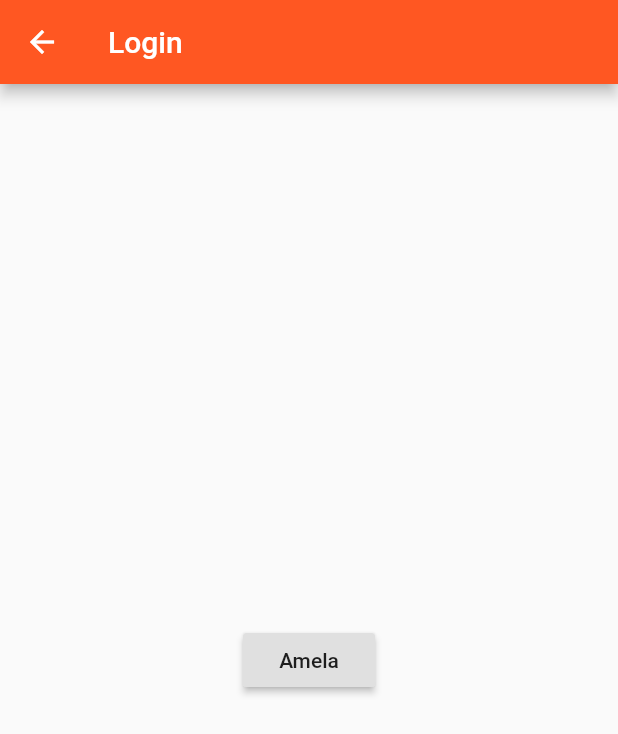
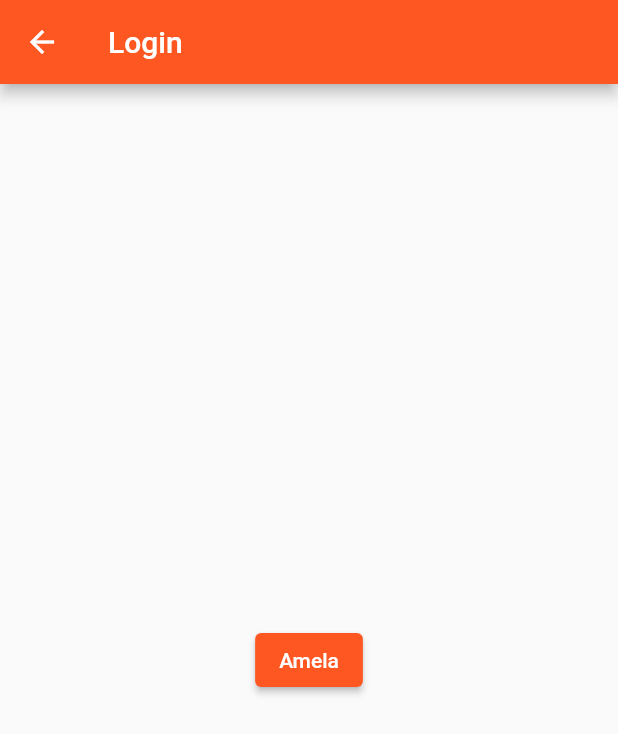
Before and after one commit to bodrulamin/iscacentral, a Flutter app: the LoginPage screen opened by its route, on a phone screen of 412 x 824 dp. Shown: the top 734 px of the screen. Run offline on Flutter 3.47's test engine with Material 2 defaults, Android fonts, the phone set to English and light mode, and no system bars; our stand-ins replace cloud_firestore, firebase_core, font_awesome_flutter; missing offline and left inert: expansion_card; accounts and stored records are empty.

Commit message:
fixed persing

```diff
--- a/lib/model/session.dart
+++ b/lib/model/session.dart
@@ -24,12 +24,12 @@ class Session {
 
   Session.fromJson(Map<String, dynamic> json)
   {
-    var y = json["year"];
+    year = json["year"];
     var al = json["amelaList"] as List<dynamic>;
     var sl = json["shuraList"] as List<dynamic>;
 
     List<Person> amlist = al.map((person) => Person.fromJson(person)).toList();
-    List<Person> shlist = al.map((person) => Person.fromJson(person)).toList();
+    List<Person> shlist = sl.map((person) => Person.fromJson(person)).toList();
 
 
   amelaList = amlist;
--- a/lib/screens/amela.dart
+++ b/lib/screens/amela.dart
@@ -35,6 +35,7 @@ class GetUserName extends StatelessWidget {
       future: iscacentralapp.doc(documentId).get(),
       builder:
           (BuildContext context, AsyncSnapshot<DocumentSnapshot> snapshot) {
+        if (snapshot.hasData) {
           if (snapshot.hasError) {
             return Text("Something went wrong");
           }
@@ -56,6 +57,9 @@ class GetUserName extends StatelessWidget {
           }
 
           return Text("loading");
+        } else {
+          return Text("Document not exists");
+        }
       },
     );
   }
--- a/lib/screens/loginPage.dart
+++ b/lib/screens/loginPage.dart
@@ -11,7 +11,7 @@ class LoginPage extends StatelessWidget {
           mainAxisAlignment: MainAxisAlignment.center,
           children: [
 
-            RaisedButton(
+            ElevatedButton(
                 child: Text("Amela"),
                 onPressed: (){
               Navigator.pushNamedAndRemoveUntil(context, "amela", (route) => false);
```
Lines whose indentation alone changed are shown as unchanged.
